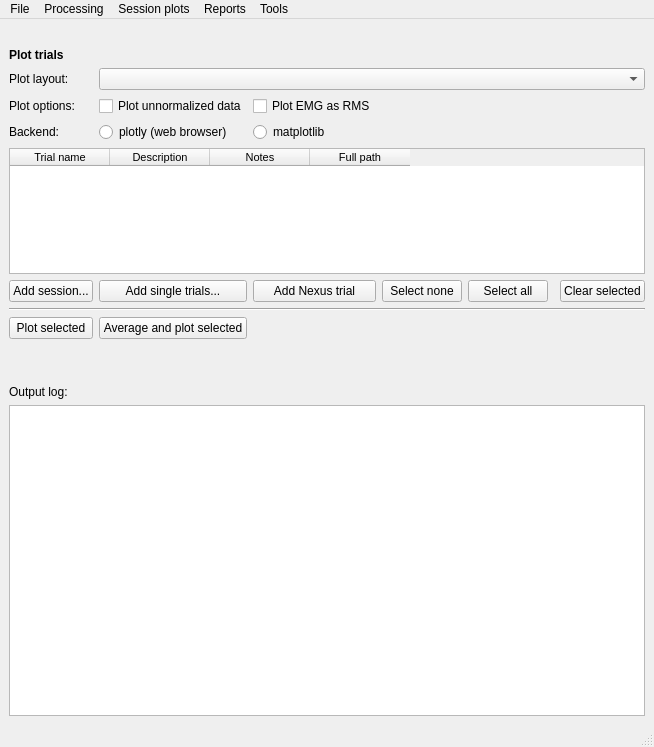
This is gaitutils/gui/gaitmenu.ui in NCH-Motion-Laboratory/gaitutils as Qt 5 draws it before an edit. The edited form follows.
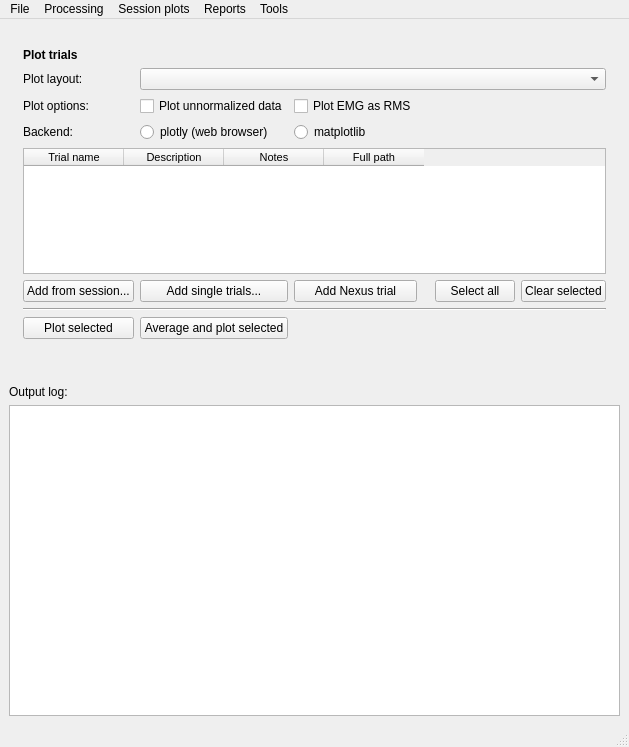
This is the edited form.

Commit message: set table font in stylesheet

```diff
--- a/gaitutils/gui/gaitmenu.ui
+++ b/gaitutils/gui/gaitmenu.ui
@@ -43,7 +43,7 @@
       <item row="11" column="1">
        <widget class="QPushButton" name="btnAddSession">
         <property name="text">
-         <string>Add session...</string>
+         <string>Add from session...</string>
         </property>
        </widget>
       </item>
@@ -100,13 +100,6 @@
         </property>
        </widget>
       </item>
-      <item row="11" column="5">
-       <widget class="QPushButton" name="btnSelectAll">
-        <property name="text">
-         <string>Select all</string>
-        </property>
-       </widget>
-      </item>
       <item row="8" column="3">
        <widget class="QRadioButton" name="rbMatplotlib">
         <property name="text">
@@ -256,6 +249,13 @@
         </column>
        </widget>
       </item>
+      <item row="11" column="6">
+       <widget class="QPushButton" name="btnSelectAll">
+        <property name="text">
+         <string>Select all</string>
+        </property>
+       </widget>
+      </item>
       <item row="11" column="7">
        <widget class="QPushButton" name="btnClearSelected">
         <property name="text">
@@ -263,13 +263,6 @@
         </property>
        </widget>
       </item>
-      <item row="11" column="4">
-       <widget class="QPushButton" name="btnSelectNone">
-        <property name="text">
-         <string>Select none</string>
-        </property>
-       </widget>
-      </item>
      </layout>
     </item>
     <item>
```
The commit also changes 1 other file.
